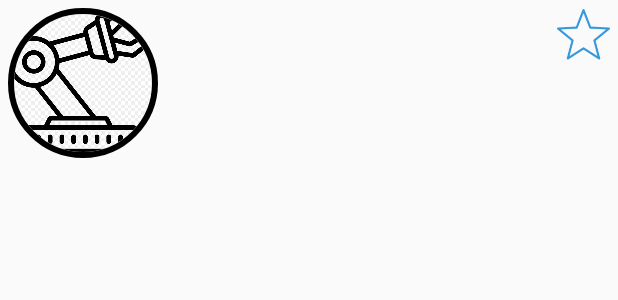
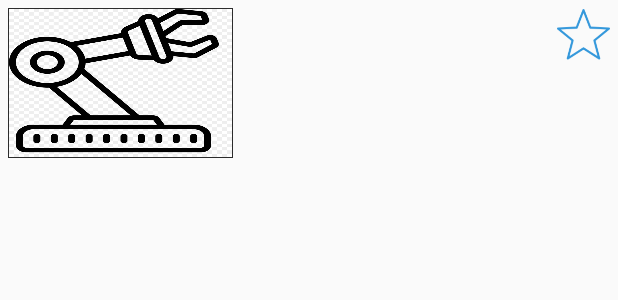
Before and after one commit to IVIaximus12/StankiRF, an Android app: the layout recycler_view_user_activity.xml on its own in the app's theme, with its tools: preview values and no code run, on a phone screen of 412 x 824 dp. Shown: the top 300 px of the screen. Run offline under Robolectric (Android 15) with nearby library versions, the phone set to English and light mode, and no system bars.

Commit message:
Cache bug fixed. In the list of machines CircleImageView replacement for ImageView.

```diff
--- /dev/null
+++ b/app/src/main/res/drawable/image_view_background.xml
@@ -0,0 +1,11 @@
+<?xml version="1.0" encoding="utf-8"?>
+<selector xmlns:android="http://schemas.android.com/apk/res/android">
+    <item>
+        <shape>
+        <solid android:color="#FFFFFF" />
+            <stroke android:width="1dp" android:color="@color/black" />
+            <padding android:left="1dp" android:top="1dp" android:right="1dp"
+                android:bottom="1dp"/>
+        </shape>
+    </item>
+</selector>
--- a/app/src/main/res/layout/recycler_view_user_activity.xml
+++ b/app/src/main/res/layout/recycler_view_user_activity.xml
@@ -1,6 +1,5 @@
 <?xml version="1.0" encoding="utf-8"?>
 <RelativeLayout xmlns:android="http://schemas.android.com/apk/res/android"
-    xmlns:app="http://schemas.android.com/apk/res-auto"
     android:orientation="vertical"
     android:layout_width="match_parent"
     android:layout_height="wrap_content"
@@ -12,14 +11,13 @@
         android:layout_width="match_parent"
         android:layout_height="wrap_content">
 
-    <de.hdodenhof.circleimageview.CircleImageView
+    <ImageView
         android:id="@+id/picZaglushka"
-        android:layout_width="100dp"
+        android:layout_width="150dp"
         android:layout_height="100dp"
-        android:src="@drawable/proba"
-        android:elevation="6dp"
-        app:civ_border_width="4dp"
-        app:civ_border_color="#FF000000"/>
+        android:scaleType="fitXY"
+        android:background="@drawable/image_view_background"
+        android:src="@drawable/proba" />
 
     <TextView
         android:id="@+id/modelName"
@@ -42,7 +40,6 @@
         android:scaleType="fitCenter"
         android:layout_alignParentEnd="true"
         android:layout_marginHorizontal="5dp"
-        android:elevation="4dp"
         android:background="@color/transparentWhite"
         android:src="@drawable/icons8_star_off" />
     </RelativeLayout>
```
Also changed, not shown: app/src/main/java/com/example/stankirf/MyDatabaseUtil.java (added, +18 -0 lines), app/src/main/java/com/example/stankirf/UserActivity.java (+4 -5 lines), app/src/main/java/com/example/stankirf/model/machine/AdapterRecyclerViewMachinesSearch.java (+6 -3 lines).
